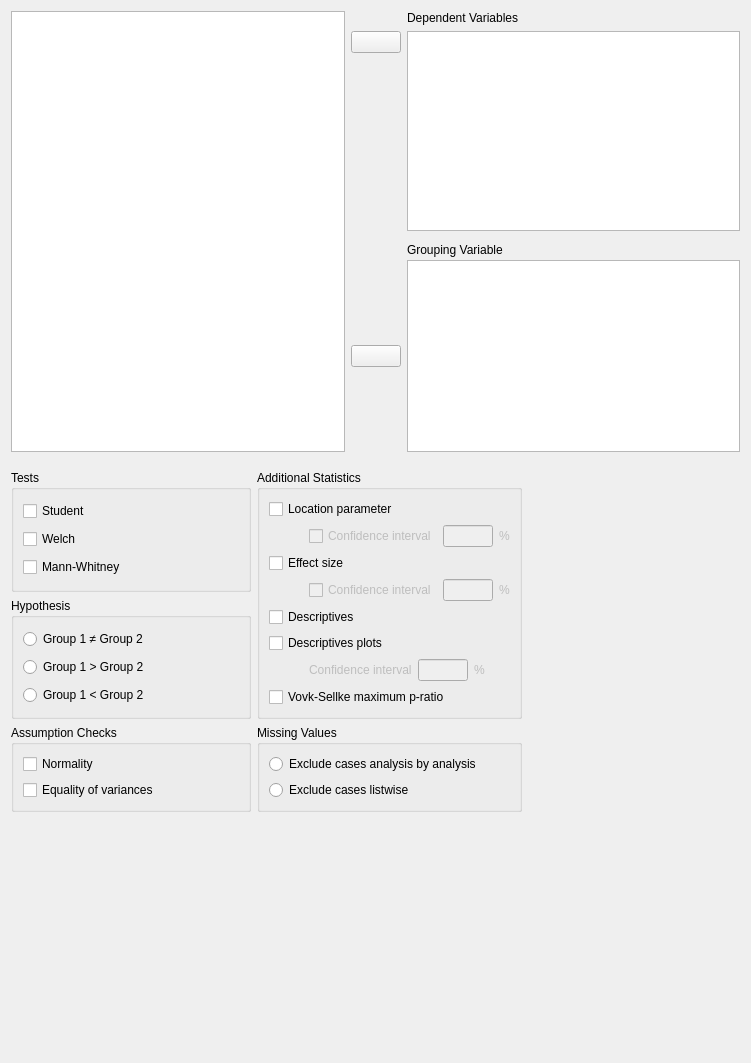
Old version of the form JASP-Desktop/analysisforms/Common/ttestindependentsamplesform.ui in the repository jasp-stats/jasp-desktop.
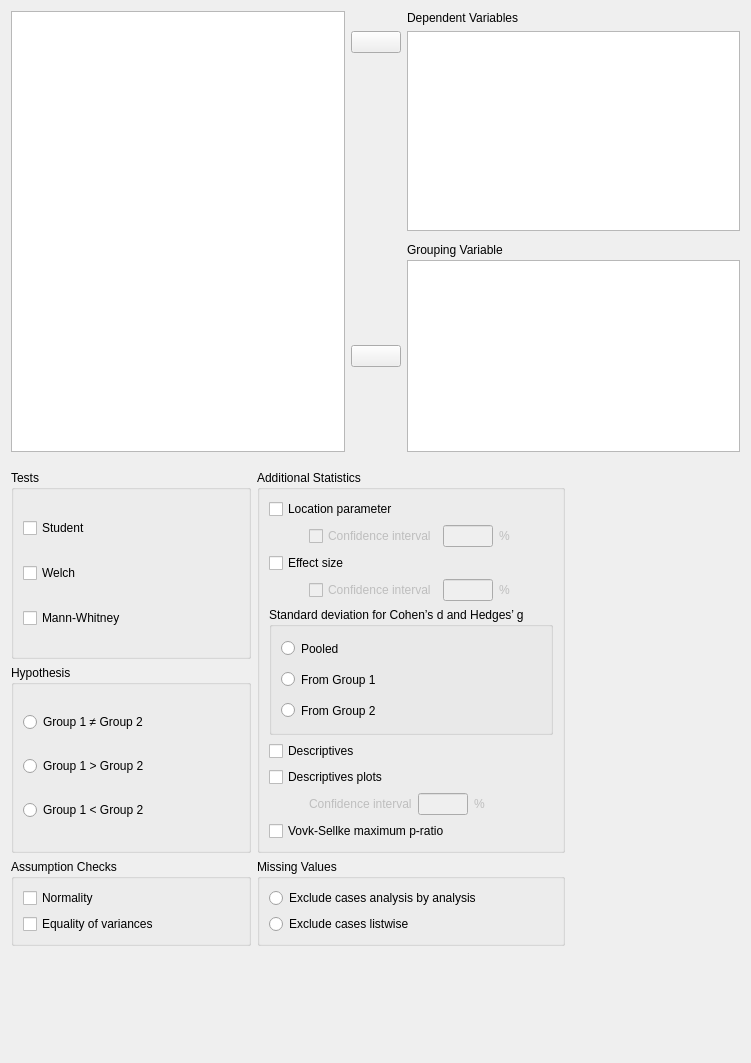
New version of the form. Custom widgets are drawn as their Qt base class.

Commit message:
Rewrote TTestIndependentSamples with jaspResults
I also added more effect sizes and changed the computation of them via packages (after consultation with E.J. and Simon).
I also added an option for the user to determine which standard deviation should be used for computing Cohen's d and Hedges' g.

```diff
--- a/JASP-Desktop/analysisforms/Common/ttestindependentsamplesform.ui
+++ b/JASP-Desktop/analysisforms/Common/ttestindependentsamplesform.ui
@@ -635,7 +635,7 @@
            </layout>
           </widget>
          </item>
-         <item row="4" column="0">
+         <item row="5" column="0">
           <widget class="BoundCheckBox" name="descriptives">
            <property name="sizePolicy">
             <sizepolicy hsizetype="Fixed" vsizetype="Fixed">
@@ -648,7 +648,7 @@
            </property>
           </widget>
          </item>
-         <item row="5" column="0">
+         <item row="6" column="0">
           <widget class="BoundCheckBox" name="descriptivesPlots">
            <property name="sizePolicy">
             <sizepolicy hsizetype="Fixed" vsizetype="Fixed">
@@ -661,7 +661,7 @@
            </property>
           </widget>
          </item>
-         <item row="6" column="0">
+         <item row="7" column="0">
           <widget class="QWidget" name="widgetDescriptivesPlotsConfidenceInterval" native="true">
            <property name="enabled">
             <bool>false</bool>
@@ -730,7 +730,7 @@
            </layout>
           </widget>
          </item>
-         <item row="7" column="0">
+         <item row="8" column="0">
           <widget class="BoundCheckBox" name="VovkSellkeMPR">
            <property name="sizePolicy">
             <sizepolicy hsizetype="Fixed" vsizetype="Fixed">
@@ -743,6 +743,60 @@
            </property>
           </widget>
          </item>
+         <item row="4" column="0">
+          <widget class="BoundGroupBox" name="effectSizeSD">
+           <property name="minimumSize">
+            <size>
+             <width>0</width>
+             <height>0</height>
+            </size>
+           </property>
+           <property name="title">
+            <string>Standard deviation for Cohen’s d and Hedges’ g</string>
+           </property>
+           <layout class="QGridLayout" name="gridLayout_2">
+            <item row="2" column="0">
+             <widget class="QRadioButton" name="_3effectSizeSDGroup2">
+              <property name="minimumSize">
+               <size>
+                <width>0</width>
+                <height>25</height>
+               </size>
+              </property>
+              <property name="text">
+               <string>From Group 2</string>
+              </property>
+             </widget>
+            </item>
+            <item row="1" column="0">
+             <widget class="QRadioButton" name="_2effectSizeSDGroup1">
+              <property name="minimumSize">
+               <size>
+                <width>0</width>
+                <height>25</height>
+               </size>
+              </property>
+              <property name="text">
+               <string>From Group 1</string>
+              </property>
+             </widget>
+            </item>
+            <item row="0" column="0">
+             <widget class="QRadioButton" name="_1effectSizeSDPooled">
+              <property name="minimumSize">
+               <size>
+                <width>0</width>
+                <height>25</height>
+               </size>
+              </property>
+              <property name="text">
+               <string>Pooled</string>
+              </property>
+             </widget>
+            </item>
+           </layout>
+          </widget>
+         </item>
         </layout>
         <zorder>meanDifference</zorder>
         <zorder>effectSize</zorder>
```
Left out of the diff: 75 changed lines with no effect on the pictures. The commit also changes 2 other files.
